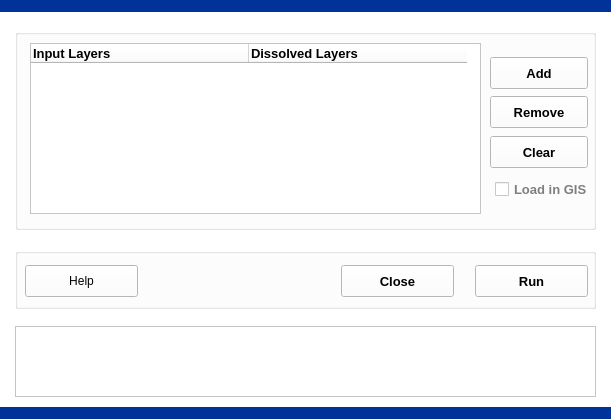
This is 3VectorProcessing/1DissolvePolygons/dissolvepolygons.ui in leonard-psu/PIHMgis as Qt 5 draws it before an edit. The edited form follows.
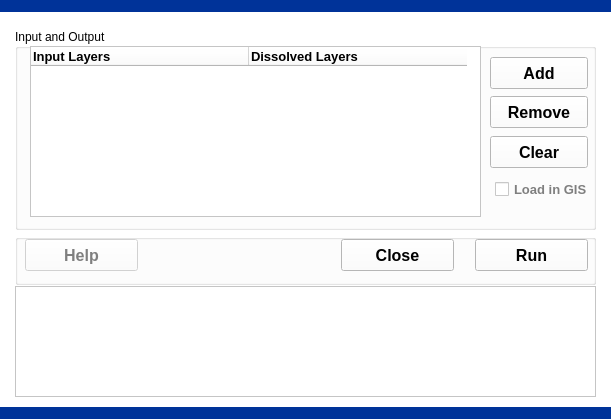
This is the edited form.

Patch:
```diff
--- a/3VectorProcessing/1DissolvePolygons/dissolvepolygons.ui
+++ b/3VectorProcessing/1DissolvePolygons/dissolvepolygons.ui
@@ -432,23 +432,34 @@
    <property name="geometry">
     <rect>
      <x>15</x>
-     <y>248</y>
+     <y>234</y>
      <width>581</width>
-     <height>61</height>
+     <height>51</height>
     </rect>
    </property>
    <property name="title">
     <string/>
    </property>
    <widget class="QPushButton" name="pushButtonHelp">
+    <property name="enabled">
+     <bool>false</bool>
+    </property>
     <property name="geometry">
      <rect>
       <x>10</x>
-      <y>17</y>
+      <y>5</y>
       <width>113</width>
       <height>32</height>
      </rect>
     </property>
+    <property name="font">
+     <font>
+      <family>Arial</family>
+      <pointsize>12</pointsize>
+      <weight>75</weight>
+      <bold>true</bold>
+     </font>
+    </property>
     <property name="text">
      <string>Help</string>
     </property>
@@ -460,7 +471,7 @@
     <property name="geometry">
      <rect>
       <x>326</x>
-      <y>17</y>
+      <y>5</y>
       <width>113</width>
       <height>32</height>
      </rect>
@@ -468,7 +479,7 @@
     <property name="font">
      <font>
       <family>Arial</family>
-      <pointsize>10</pointsize>
+      <pointsize>12</pointsize>
       <weight>75</weight>
       <bold>true</bold>
      </font>
@@ -484,7 +495,7 @@
     <property name="geometry">
      <rect>
       <x>460</x>
-      <y>17</y>
+      <y>5</y>
       <width>113</width>
       <height>32</height>
      </rect>
@@ -492,7 +503,7 @@
     <property name="font">
      <font>
       <family>Arial</family>
-      <pointsize>10</pointsize>
+      <pointsize>12</pointsize>
       <weight>75</weight>
       <bold>true</bold>
      </font>
@@ -518,7 +529,7 @@
     </rect>
    </property>
    <property name="title">
-    <string/>
+    <string>Input and Output</string>
    </property>
    <widget class="QPushButton" name="pushButtonAdd">
     <property name="geometry">
@@ -532,7 +543,7 @@
     <property name="font">
      <font>
       <family>Arial</family>
-      <pointsize>10</pointsize>
+      <pointsize>12</pointsize>
       <weight>75</weight>
       <bold>true</bold>
      </font>
@@ -554,7 +565,7 @@
     <property name="geometry">
      <rect>
       <x>15</x>
-      <y>14</y>
+      <y>17</y>
       <width>451</width>
       <height>171</height>
      </rect>
@@ -562,7 +573,7 @@
     <property name="font">
      <font>
       <family>Arial</family>
-      <pointsize>10</pointsize>
+      <pointsize>11</pointsize>
       <weight>75</weight>
       <bold>true</bold>
      </font>
@@ -652,7 +663,7 @@
     <property name="font">
      <font>
       <family>Arial</family>
-      <pointsize>10</pointsize>
+      <pointsize>12</pointsize>
       <weight>75</weight>
       <bold>true</bold>
      </font>
@@ -709,7 +720,7 @@
     <property name="font">
      <font>
       <family>Arial</family>
-      <pointsize>10</pointsize>
+      <pointsize>12</pointsize>
       <weight>75</weight>
       <bold>true</bold>
      </font>
@@ -1172,11 +1183,17 @@
    <property name="geometry">
     <rect>
      <x>15</x>
-     <y>326</y>
+     <y>286</y>
      <width>581</width>
-     <height>71</height>
+     <height>111</height>
     </rect>
    </property>
+   <property name="font">
+    <font>
+     <family>Arial</family>
+     <pointsize>11</pointsize>
+    </font>
+   </property>
    <property name="lineWrapMode">
     <enum>QTextEdit::NoWrap</enum>
    </property>
```
